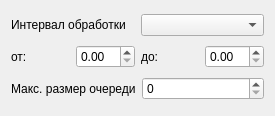
LoaDeadd81/BMSTU-VKR, file src/reception.ui: the form before one commit.
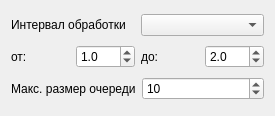
The form after the commit.

What changed in the file:
```diff
--- a/src/reception.ui
+++ b/src/reception.ui
@@ -38,7 +38,14 @@
       </widget>
      </item>
      <item>
-      <widget class="QDoubleSpinBox" name="doubleSpinBox"/>
+      <widget class="QDoubleSpinBox" name="procMinSB">
+       <property name="decimals">
+        <number>1</number>
+       </property>
+       <property name="value">
+        <double>1.000000000000000</double>
+       </property>
+      </widget>
      </item>
      <item>
       <widget class="QLabel" name="label_4">
@@ -48,7 +55,14 @@
       </widget>
      </item>
      <item>
-      <widget class="QDoubleSpinBox" name="doubleSpinBox_2"/>
+      <widget class="QDoubleSpinBox" name="procMaxSB">
+       <property name="decimals">
+        <number>1</number>
+       </property>
+       <property name="value">
+        <double>2.000000000000000</double>
+       </property>
+      </widget>
      </item>
     </layout>
    </item>
@@ -62,7 +76,14 @@
       </widget>
      </item>
      <item>
-      <widget class="QSpinBox" name="spinBox"/>
+      <widget class="QSpinBox" name="maxQSB">
+       <property name="minimum">
+        <number>1</number>
+       </property>
+       <property name="value">
+        <number>10</number>
+       </property>
+      </widget>
      </item>
     </layout>
    </item>
```
Left out of the diff: 6 changed lines with no effect on the pictures.
